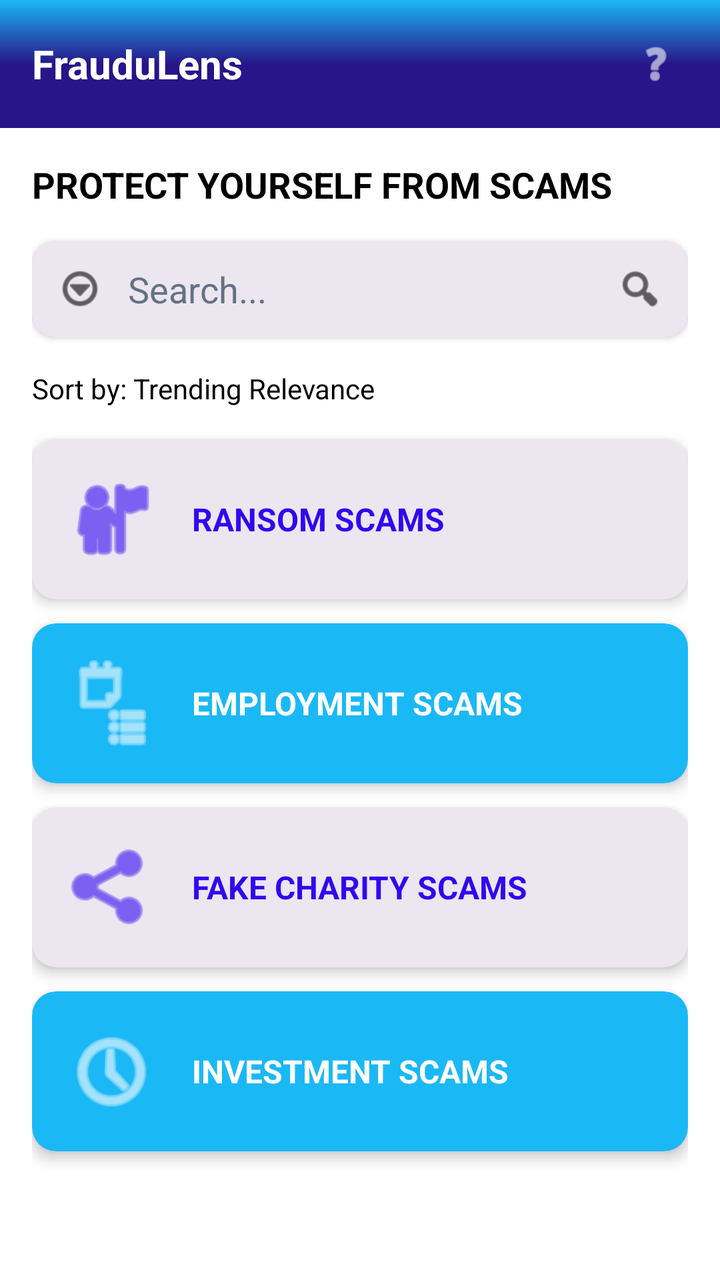
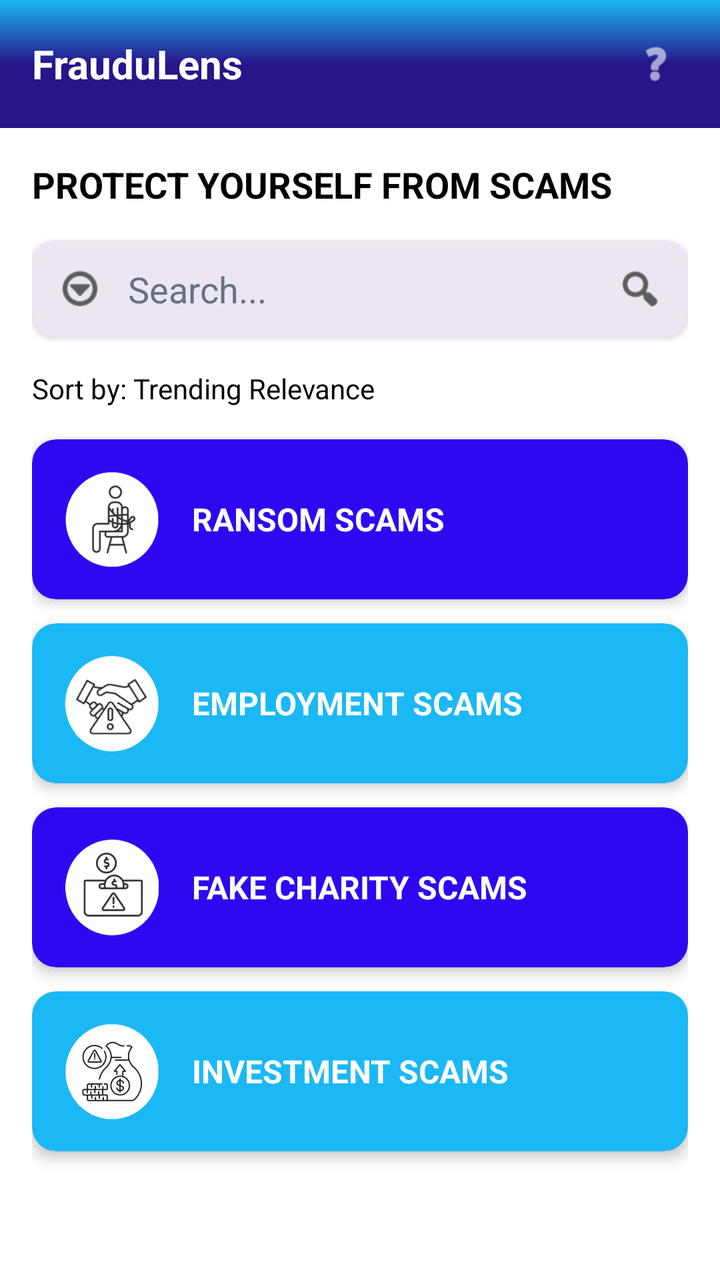

An Android layout rendered at two revisions. The XML below is the earlier revision; the diff shows what the commit changed to produce the second picture.
<!-- AndroidManifest.xml: application theme Theme.FrauduLens -->
<!-- res/layout/fragment_search.xml -->
<?xml version="1.0" encoding="utf-8"?>
<androidx.constraintlayout.widget.ConstraintLayout xmlns:android="http://schemas.android.com/apk/res/android"
    xmlns:app="http://schemas.android.com/apk/res-auto"
    android:layout_width="match_parent"
    android:layout_height="match_parent"
    android:background="@color/surface">

    
    <LinearLayout
        android:id="@+id/header"
        android:layout_width="0dp"
        android:layout_height="wrap_content"
        android:orientation="horizontal"
        android:gravity="center_vertical"
        android:padding="16dp"
        android:background="@drawable/gradient_bg"
        app:layout_constraintTop_toTopOf="parent"
        app:layout_constraintStart_toStartOf="parent"
        app:layout_constraintEnd_toEndOf="parent">

        <TextView
            android:layout_width="0dp"
            android:layout_height="wrap_content"
            android:layout_weight="1"
            android:text="FrauduLens"
            android:textColor="@color/surface"
            android:textSize="20sp"
            android:textStyle="bold"/>

        <ImageView
            android:id="@+id/ivHelp"
            android:layout_width="32dp"
            android:layout_height="32dp"
            android:src="@android:drawable/ic_menu_help"
            android:tint="@color/surface"
            android:padding="4dp"
            android:clickable="true"
            android:focusable="true"
            android:background="?attr/selectableItemBackground"/>
    </LinearLayout>

    <ScrollView
        android:layout_width="0dp"
        android:layout_height="0dp"
        app:layout_constraintTop_toBottomOf="@id/header"
        app:layout_constraintBottom_toBottomOf="parent"
        app:layout_constraintStart_toStartOf="parent"
        app:layout_constraintEnd_toEndOf="parent">

        <LinearLayout
            android:layout_width="match_parent"
            android:layout_height="wrap_content"
            android:orientation="vertical"
            android:padding="16dp">

            <TextView
                android:layout_width="match_parent"
                android:layout_height="wrap_content"
                android:text="PROTECT YOURSELF FROM SCAMS"
                android:textColor="@color/textPrimary"
                android:textSize="18sp"
                android:textStyle="bold"
                android:layout_marginBottom="16dp"/>

            
            <com.google.android.material.card.MaterialCardView
                android:layout_width="match_parent"
                android:layout_height="wrap_content"
                android:layout_marginBottom="16dp"
                app:cardCornerRadius="12dp"
                app:cardElevation="2dp"
                app:cardBackgroundColor="@color/colorLightPurple"
                app:strokeWidth="0dp">

                <LinearLayout
                    android:layout_width="match_parent"
                    android:layout_height="wrap_content"
                    android:orientation="horizontal"
                    android:gravity="center_vertical"
                    android:padding="12dp">

                    <ImageView
                        android:layout_width="24dp"
                        android:layout_height="24dp"
                        android:src="@android:drawable/ic_menu_more"
                        android:tint="@color/textPrimary"/>

                    <com.google.android.material.textfield.TextInputEditText
                        android:id="@+id/etSearch"
                        android:layout_width="0dp"
                        android:layout_height="wrap_content"
                        android:layout_weight="1"
                        android:hint="Search..."
                        android:textColor="@color/textPrimary"
                        android:textColorHint="@color/hintText"
                        android:background="@null"
                        android:layout_marginStart="12dp"/>

                    <ImageView
                        android:layout_width="24dp"
                        android:layout_height="24dp"
                        android:src="@android:drawable/ic_menu_search"
                        android:tint="@color/textPrimary"/>
                </LinearLayout>
            </com.google.android.material.card.MaterialCardView>

            
            <TextView
                android:layout_width="wrap_content"
                android:layout_height="wrap_content"
                android:layout_marginBottom="16dp"
                android:text="Sort by: Trending Relevance"
                android:textColor="@color/textPrimary"
                android:textSize="14sp" />

            
            <com.google.android.material.card.MaterialCardView
                android:layout_width="match_parent"
                android:layout_height="wrap_content"
                android:layout_marginBottom="12dp"
                app:cardCornerRadius="12dp"
                app:cardElevation="4dp"
                app:cardBackgroundColor="@color/colorLightPurple">

                <LinearLayout
                    android:layout_width="match_parent"
                    android:layout_height="wrap_content"
                    android:orientation="horizontal"
                    android:gravity="center_vertical"
                    android:padding="16dp">

                    <ImageView
                        android:layout_width="48dp"
                        android:layout_height="48dp"
                        android:src="@android:drawable/ic_menu_myplaces"
                        android:tint="@color/colorPurple"/>

                    <TextView
                        android:layout_width="0dp"
                        android:layout_height="wrap_content"
                        android:layout_weight="1"
                        android:text="RANSOM SCAMS"
                        android:textColor="@color/colorPurple"
                        android:textSize="16sp"
                        android:textStyle="bold"
                        android:layout_marginStart="16dp"/>
                </LinearLayout>
            </com.google.android.material.card.MaterialCardView>

            <com.google.android.material.card.MaterialCardView
                android:layout_width="match_parent"
                android:layout_height="wrap_content"
                android:layout_marginBottom="12dp"
                app:cardCornerRadius="12dp"
                app:cardElevation="4dp"
                app:cardBackgroundColor="@color/secondaryColor">

                <LinearLayout
                    android:layout_width="match_parent"
                    android:layout_height="wrap_content"
                    android:orientation="horizontal"
                    android:gravity="center_vertical"
                    android:padding="16dp">

                    <ImageView
                        android:layout_width="48dp"
                        android:layout_height="48dp"
                        android:src="@android:drawable/ic_menu_agenda"
                        android:tint="@color/white"/>

                    <TextView
                        android:layout_width="0dp"
                        android:layout_height="wrap_content"
                        android:layout_weight="1"
                        android:text="EMPLOYMENT SCAMS"
                        android:textColor="@color/surface"
                        android:textSize="16sp"
                        android:textStyle="bold"
                        android:layout_marginStart="16dp"/>
                </LinearLayout>
            </com.google.android.material.card.MaterialCardView>

            <com.google.android.material.card.MaterialCardView
                android:layout_width="match_parent"
                android:layout_height="wrap_content"
                android:layout_marginBottom="12dp"
                app:cardCornerRadius="12dp"
                app:cardElevation="4dp"
                app:cardBackgroundColor="@color/colorLightPurple">

                <LinearLayout
                    android:layout_width="match_parent"
                    android:layout_height="wrap_content"
                    android:orientation="horizontal"
                    android:gravity="center_vertical"
                    android:padding="16dp">

                    <ImageView
                        android:layout_width="48dp"
                        android:layout_height="48dp"
                        android:src="@android:drawable/ic_menu_share"
                        android:tint="@color/colorPurple"/>

                    <TextView
                        android:layout_width="0dp"
                        android:layout_height="wrap_content"
                        android:layout_weight="1"
                        android:text="FAKE CHARITY SCAMS"
                        android:textColor="@color/colorPurple"
                        android:textSize="16sp"
                        android:textStyle="bold"
                        android:layout_marginStart="16dp"/>
                </LinearLayout>
            </com.google.android.material.card.MaterialCardView>

            <com.google.android.material.card.MaterialCardView
                android:layout_width="match_parent"
                android:layout_height="wrap_content"
                android:layout_marginBottom="12dp"
                app:cardCornerRadius="12dp"
                app:cardElevation="4dp"
                app:cardBackgroundColor="@color/secondaryColor">

                <LinearLayout
                    android:layout_width="match_parent"
                    android:layout_height="wrap_content"
                    android:orientation="horizontal"
                    android:gravity="center_vertical"
                    android:padding="16dp">

                    <ImageView
                        android:layout_width="48dp"
                        android:layout_height="48dp"
                        android:src="@android:drawable/ic_menu_recent_history"
                        android:tint="@color/white"/>

                    <TextView
                        android:layout_width="0dp"
                        android:layout_height="wrap_content"
                        android:layout_weight="1"
                        android:text="INVESTMENT SCAMS"
                        android:textColor="@color/surface"
                        android:textSize="16sp"
                        android:textStyle="bold"
                        android:layout_marginStart="16dp"/>
                </LinearLayout>
            </com.google.android.material.card.MaterialCardView>

        </LinearLayout>
    </ScrollView>

</androidx.constraintlayout.widget.ConstraintLayout>
<!-- resources referenced by this layout -->
<resources>
  <color name="colorLightPurple">#ECE6F0</color>
  <color name="colorPurple">#2F08F1</color>
  <color name="hintText">#647283</color>
  <color name="secondaryColor">#1BB8F6</color>
  <color name="surface">#FFFFFF</color>
  <color name="textPrimary">#000000</color>
  <color name="white">#FFFFFF</color>
  <!-- drawable gradient_bg (drawable) -->
  <?xml version="1.0" encoding="utf-8"?>
  <shape xmlns:android="http://schemas.android.com/apk/res/android" android:shape="rectangle">
      <gradient
          android:angle="90"
          android:startColor="@color/colorDarkPurple"
          android:centerColor="@color/colorDarkPurple"
          android:centerY="0.5"
          android:endColor="@color/colorBlue"
          android:type="linear" />
  </shape>
  <style name="Theme.FrauduLens" parent="Theme.MaterialComponents.DayNight.NoActionBar">
          <item name="colorPrimary">@color/primaryColor</item>
          <item name="colorPrimaryVariant">@color/primaryVariant</item>
          <item name="colorSecondary">@color/secondaryColor</item>
          <item name="android:statusBarColor">@color/primaryVariant</item>
          <item name="android:navigationBarColor">@color/primaryVariant</item>
          <item name="materialCardViewStyle">@style/Widget.MaterialComponents.CardView</item>
          <item name="android:windowBackground">@drawable/gradient_bg</item>
          <item name="android:fontFamily">sans-serif</item>
      </style>
  <color name="colorDarkPurple">#271589</color>
  <color name="colorBlue">#1BB8F6</color>
  <color name="primaryColor">#2F08F1</color>
  <color name="primaryVariant">#271589</color>
</resources>

<!-- the commit's change to res/layout/fragment_search.xml (unified diff, before → after) -->
@@ -97,12 +97,26 @@
                         android:layout_marginStart="12dp"/>
 
                     <ImageView
+                        android:id="@+id/btnCheck"
                         android:layout_width="24dp"
                         android:layout_height="24dp"
                         android:src="@android:drawable/ic_menu_search"
-                        android:tint="@color/textPrimary"/>
-                </LinearLayout>
-            </com.google.android.material.card.MaterialCardView>
+                        android:tint="@color/textPrimary"
+                        android:clickable="true"
+                        android:focusable="true"
+                        android:background="?attr/selectableItemBackground"/>
+                </LinearLayout>
+            </com.google.android.material.card.MaterialCardView>
+
+            <TextView
+                android:id="@+id/tvResult"
+                android:layout_width="match_parent"
+                android:layout_height="wrap_content"
+                android:layout_marginBottom="8dp"
+                android:text=""
+                android:textColor="@color/textPrimary"
+                android:textSize="14sp"
+                android:visibility="gone" />
 
             
             <TextView
@@ -120,53 +134,53 @@
                 android:layout_marginBottom="12dp"
                 app:cardCornerRadius="12dp"
                 app:cardElevation="4dp"
-                app:cardBackgroundColor="@color/colorLightPurple">
-
-                <LinearLayout
-                    android:layout_width="match_parent"
-                    android:layout_height="wrap_content"
-                    android:orientation="horizontal"
-                    android:gravity="center_vertical"
-                    android:padding="16dp">
-
-                    <ImageView
-                        android:layout_width="48dp"
-                        android:layout_height="48dp"
-                        android:src="@android:drawable/ic_menu_myplaces"
-                        android:tint="@color/colorPurple"/>
+                app:cardBackgroundColor="@color/colorPurple">
+
+                <LinearLayout
+                    android:layout_width="match_parent"
+                    android:layout_height="wrap_content"
+                    android:orientation="horizontal"
+                    android:gravity="center_vertical"
+                    android:padding="16dp">
+
+                    <ImageView
+                        android:layout_width="48dp"
+                        android:layout_height="48dp"
+                        android:src="@drawable/ic_ransom_scam"
+                        android:tint="@null"/>
 
                     <TextView
                         android:layout_width="0dp"
                         android:layout_height="wrap_content"
                         android:layout_weight="1"
                         android:text="RANSOM SCAMS"
-                        android:textColor="@color/colorPurple"
-                        android:textSize="16sp"
-                        android:textStyle="bold"
-                        android:layout_marginStart="16dp"/>
-                </LinearLayout>
-            </com.google.android.material.card.MaterialCardView>
-
-            <com.google.android.material.card.MaterialCardView
-                android:layout_width="match_parent"
-                android:layout_height="wrap_content"
-                android:layout_marginBottom="12dp"
-                app:cardCornerRadius="12dp"
-                app:cardElevation="4dp"
-                app:cardBackgroundColor="@color/secondaryColor">
-
-                <LinearLayout
-                    android:layout_width="match_parent"
-                    android:layout_height="wrap_content"
-                    android:orientation="horizontal"
-                    android:gravity="center_vertical"
-                    android:padding="16dp">
-
-                    <ImageView
-                        android:layout_width="48dp"
-                        android:layout_height="48dp"
-                        android:src="@android:drawable/ic_menu_agenda"
-                        android:tint="@color/white"/>
+                        android:textColor="@color/surface"
+                        android:textSize="16sp"
+                        android:textStyle="bold"
+                        android:layout_marginStart="16dp"/>
+                </LinearLayout>
+            </com.google.android.material.card.MaterialCardView>
+
+            <com.google.android.material.card.MaterialCardView
+                android:layout_width="match_parent"
+                android:layout_height="wrap_content"
+                android:layout_marginBottom="12dp"
+                app:cardCornerRadius="12dp"
+                app:cardElevation="4dp"
+                app:cardBackgroundColor="@color/colorBlue">
+
+                <LinearLayout
+                    android:layout_width="match_parent"
+                    android:layout_height="wrap_content"
+                    android:orientation="horizontal"
+                    android:gravity="center_vertical"
+                    android:padding="16dp">
+
+                    <ImageView
+                        android:layout_width="48dp"
+                        android:layout_height="48dp"
+                        android:src="@drawable/ic_employment_scam"
+                        android:tint="@null"/>
 
                     <TextView
                         android:layout_width="0dp"
@@ -186,53 +200,53 @@
                 android:layout_marginBottom="12dp"
                 app:cardCornerRadius="12dp"
                 app:cardElevation="4dp"
-                app:cardBackgroundColor="@color/colorLightPurple">
-
-                <LinearLayout
-                    android:layout_width="match_parent"
-                    android:layout_height="wrap_content"
-                    android:orientation="horizontal"
-                    android:gravity="center_vertical"
-                    android:padding="16dp">
-
-                    <ImageView
-                        android:layout_width="48dp"
-                        android:layout_height="48dp"
-                        android:src="@android:drawable/ic_menu_share"
-                        android:tint="@color/colorPurple"/>
+                app:cardBackgroundColor="@color/colorPurple">
+
+                <LinearLayout
+                    android:layout_width="match_parent"
+                    android:layout_height="wrap_content"
+                    android:orientation="horizontal"
+                    android:gravity="center_vertical"
+                    android:padding="16dp">
+
+                    <ImageView
+                        android:layout_width="48dp"
+                        android:layout_height="48dp"
+                        android:src="@drawable/ic_fake_charity_scam"
+                        android:tint="@null"/>
 
                     <TextView
                         android:layout_width="0dp"
                         android:layout_height="wrap_content"
                         android:layout_weight="1"
                         android:text="FAKE CHARITY SCAMS"
-                        android:textColor="@color/colorPurple"
-                        android:textSize="16sp"
-                        android:textStyle="bold"
-                        android:layout_marginStart="16dp"/>
-                </LinearLayout>
-            </com.google.android.material.card.MaterialCardView>
-
-            <com.google.android.material.card.MaterialCardView
-                android:layout_width="match_parent"
-                android:layout_height="wrap_content"
-                android:layout_marginBottom="12dp"
-                app:cardCornerRadius="12dp"
-                app:cardElevation="4dp"
-                app:cardBackgroundColor="@color/secondaryColor">
-
-                <LinearLayout
-                    android:layout_width="match_parent"
-                    android:layout_height="wrap_content"
-                    android:orientation="horizontal"
-                    android:gravity="center_vertical"
-                    android:padding="16dp">
-
-                    <ImageView
-                        android:layout_width="48dp"
-                        android:layout_height="48dp"
-                        android:src="@android:drawable/ic_menu_recent_history"
-                        android:tint="@color/white"/>
+                        android:textColor="@color/surface"
+                        android:textSize="16sp"
+                        android:textStyle="bold"
+                        android:layout_marginStart="16dp"/>
+                </LinearLayout>
+            </com.google.android.material.card.MaterialCardView>
+
+            <com.google.android.material.card.MaterialCardView
+                android:layout_width="match_parent"
+                android:layout_height="wrap_content"
+                android:layout_marginBottom="12dp"
+                app:cardCornerRadius="12dp"
+                app:cardElevation="4dp"
+                app:cardBackgroundColor="@color/colorBlue">
+
+                <LinearLayout
+                    android:layout_width="match_parent"
+                    android:layout_height="wrap_content"
+                    android:orientation="horizontal"
+                    android:gravity="center_vertical"
+                    android:padding="16dp">
+
+                    <ImageView
+                        android:layout_width="48dp"
+                        android:layout_height="48dp"
+                        android:src="@drawable/ic_investment_scam"
+                        android:tint="@null"/>
 
                     <TextView
                         android:layout_width="0dp"
<!-- resource entries referenced after the edit -->
@@ -6,7 +6,6 @@
   <color name="secondaryColor">#1BB8F6</color>
   <color name="surface">#FFFFFF</color>
   <color name="textPrimary">#000000</color>
-  <color name="white">#FFFFFF</color>
   <!-- drawable gradient_bg (drawable) -->
   <?xml version="1.0" encoding="utf-8"?>
   <shape xmlns:android="http://schemas.android.com/apk/res/android" android:shape="rectangle">
@@ -18,6 +17,10 @@
           android:endColor="@color/colorBlue"
           android:type="linear" />
   </shape>
+  <!-- drawable ic_employment_scam: png bitmap (drawable, 37853 bytes) -->
+  <!-- drawable ic_fake_charity_scam: png bitmap (drawable, 11461 bytes) -->
+  <!-- drawable ic_investment_scam: png bitmap (drawable, 12226 bytes) -->
+  <!-- drawable ic_ransom_scam: png bitmap (drawable, 13948 bytes) -->
   <style name="Theme.FrauduLens" parent="Theme.MaterialComponents.DayNight.NoActionBar">
           <item name="colorPrimary">@color/primaryColor</item>
           <item name="colorPrimaryVariant">@color/primaryVariant</item>
